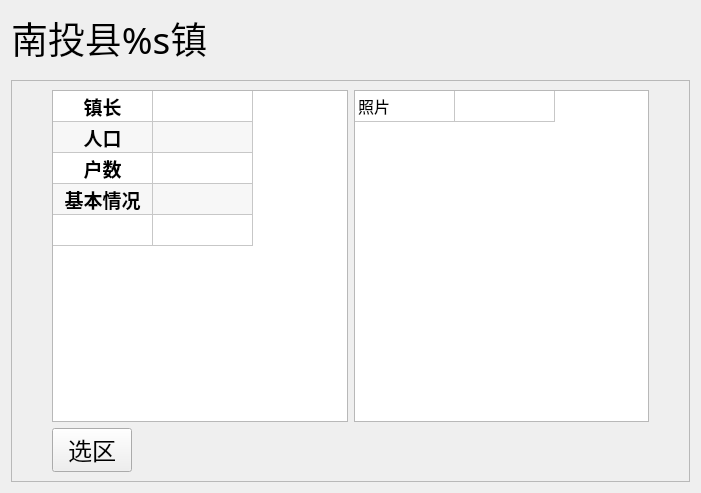
Old version of the form ui/widgets/subpages/page2_x/page.ui in the repository ArcherLuo233/election-s-prediction.
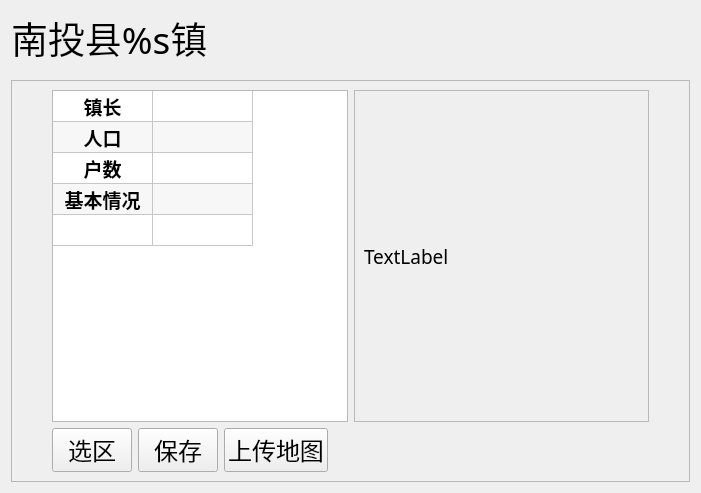
New version of the form.

Commit message: 地区管理 完善(缺少图片上传) 选区完善 用户管理完善

What changed in the file:
```diff
--- a/ui/widgets/subpages/page2_x/page.ui
+++ b/ui/widgets/subpages/page2_x/page.ui
@@ -197,48 +197,29 @@
          </widget>
         </item>
         <item>
-         <widget class="QTableWidget" name="tableWidget_2">
-          <property name="font">
-           <font>
-            <family>黑体</family>
-            <pointsize>12</pointsize>
-           </font>
-          </property>
-          <property name="verticalScrollBarPolicy">
-           <enum>Qt::ScrollBarAsNeeded</enum>
-          </property>
-          <property name="horizontalScrollBarPolicy">
-           <enum>Qt::ScrollBarAsNeeded</enum>
-          </property>
-          <property name="alternatingRowColors">
+         <widget class="QScrollArea" name="scrollArea">
+          <property name="widgetResizable">
            <bool>true</bool>
           </property>
-          <attribute name="horizontalHeaderVisible">
-           <bool>false</bool>
-          </attribute>
-          <attribute name="verticalHeaderVisible">
-           <bool>false</bool>
-          </attribute>
-          <row>
-           <property name="text">
-            <string>New Row</string>
+          <widget class="QWidget" name="scrollAreaWidgetContents">
+           <property name="geometry">
+            <rect>
+             <x>0</x>
+             <y>0</y>
+             <width>294</width>
+             <height>359</height>
+            </rect>
            </property>
-          </row>
-          <column>
-           <property name="text">
-            <string>New Column</string>
-           </property>
-          </column>
-          <column>
-           <property name="text">
-            <string>New Column</string>
-           </property>
-          </column>
-          <item row="0" column="0">
-           <property name="text">
-            <string>照片</string>
-           </property>
-          </item>
+           <layout class="QGridLayout" name="gridLayout">
+            <item row="0" column="0">
+             <widget class="QLabel" name="lab_img">
+              <property name="text">
+               <string>TextLabel</string>
+              </property>
+             </widget>
+            </item>
+           </layout>
+          </widget>
          </widget>
         </item>
        </layout>
@@ -261,6 +242,32 @@
           </property>
          </widget>
         </item>
+        <item>
+         <widget class="QPushButton" name="btn_save">
+          <property name="font">
+           <font>
+            <family>黑体</family>
+            <pointsize>18</pointsize>
+           </font>
+          </property>
+          <property name="text">
+           <string>保存</string>
+          </property>
+         </widget>
+        </item>
+        <item>
+         <widget class="QPushButton" name="btn_savemap">
+          <property name="font">
+           <font>
+            <family>黑体</family>
+            <pointsize>18</pointsize>
+           </font>
+          </property>
+          <property name="text">
+           <string>上传地图</string>
+          </property>
+         </widget>
+        </item>
         <item>
          <spacer name="horizontalSpacer">
           <property name="orientation">
```
The commit also changes 7 other files.
